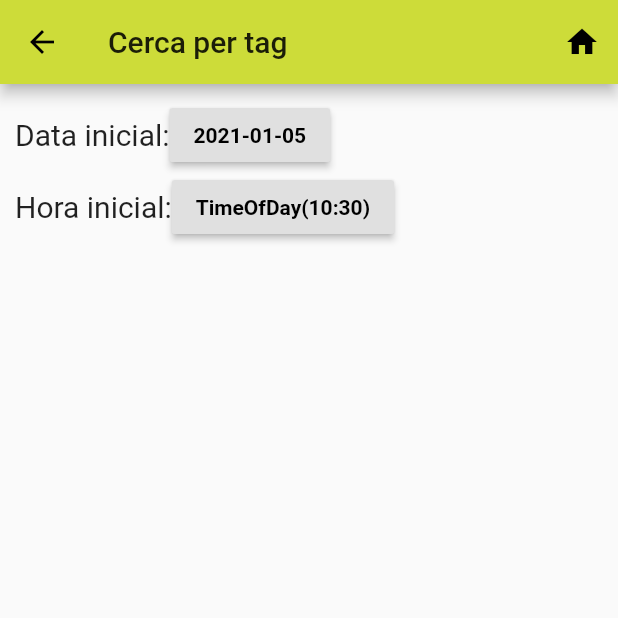
After one commit to MarcSalaManzano/codelab_timetracker, a Flutter app: the CalculateTotalTime screen opened directly, on a phone screen of 412 x 824 dp, the top half of it. The commit adds this screen. Run offline on Flutter 3.47's test engine with Material 2 defaults, Android fonts, the phone set to English and light mode, and no system bars; network calls fail.

Commit message:
Time picker sin segundos

```diff
--- /dev/null
+++ b/lib/page_calculate_time.dart
@@ -0,0 +1,94 @@
+import 'package:codelab_timetracker/page_activities.dart';
+import 'package:flutter/material.dart';
+
+class CalculateTotalTime extends StatefulWidget {
+  @override
+  _CalculateTotalTimeState createState() => _CalculateTotalTimeState();
+}
+
+class _CalculateTotalTimeState extends State<CalculateTotalTime> {
+  final _formKey = GlobalKey<FormState>();
+  DateTime selectedDate = DateTime.now();
+  TimeOfDay selectedHour = TimeOfDay.now();
+
+  @override
+  Widget build(BuildContext context) {
+    return Scaffold(
+      appBar: AppBar(
+        actions: <Widget>[
+          IconButton(icon: Icon(Icons.home),
+              onPressed: () {
+                while(Navigator.of(context).canPop()) {
+                  //print("pop");
+                  Navigator.of(context).pop();
+                }
+                PageActivities(0);}),
+        ],
+        title: const Text('Cerca per tag'),
+
+      ),
+      body:
+        Padding(
+          padding: EdgeInsets.all(10.0),
+          child: Form(
+          key: _formKey,
+          child: Column(
+            crossAxisAlignment: CrossAxisAlignment.start,
+            children: <Widget>[
+              Row(
+                children: <Widget>[
+                  Text("Data inicial:"),
+                  RaisedButton(
+                    onPressed: () => _selectDate(context), // Refer step 3
+                    child: Text(
+                      "${selectedDate.toLocal()}".split(' ')[0],
+                      style:
+                      TextStyle(color: Colors.black, fontWeight: FontWeight.bold),
+                    ),
+                  ),
+                ],
+              ),
+              Row(
+                children: <Widget>[
+                  Text("Hora inicial:"),
+                  RaisedButton(
+                    onPressed: () => _selectTime(context), // Refer step 3
+                    child: Text(
+                      "${selectedHour}",
+                      style:
+                      TextStyle(color: Colors.black, fontWeight: FontWeight.bold),
+                    ),
+                  ),
+                ],
+              ),
+            ],
+          ),
+        ),
+        ),
+    );
+  }
+
+  _selectDate(BuildContext context) async {
+    final DateTime picked = await showDatePicker(
+      context: context,
+      initialDate: selectedDate, // Refer step 1
+      firstDate: DateTime(2000),
+      lastDate: DateTime(2025),
+    );
+    if (picked != null && picked != selectedDate)
+      setState(() {
+        selectedDate = picked;
+      });
+  }
+
+  _selectTime(BuildContext context) async {
+    final TimeOfDay picked = await showTimePicker(
+      context: context,
+      initialTime: selectedHour
+    );
+    if (picked != null && picked != selectedHour)
+      setState(() {
+        selectedHour = picked;
+      });
+  }
+}
```
Also changed, not shown: lib/page_activities.dart (+10 -0 lines).
